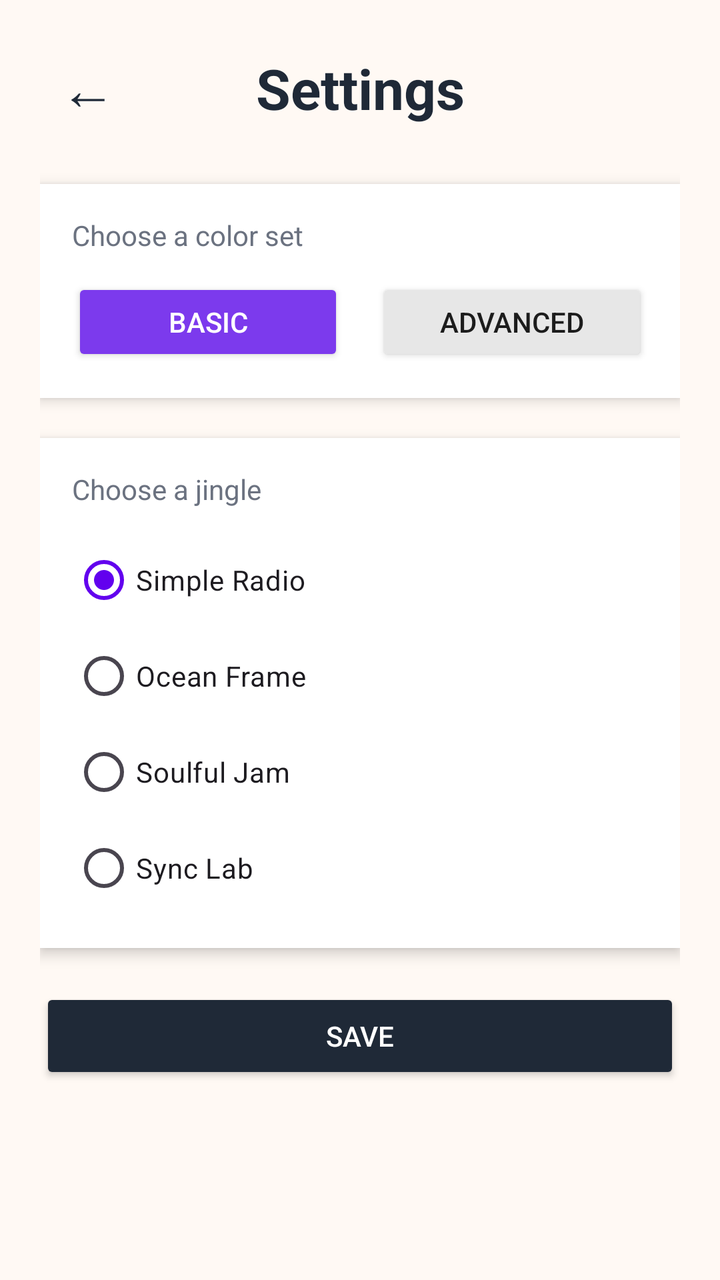
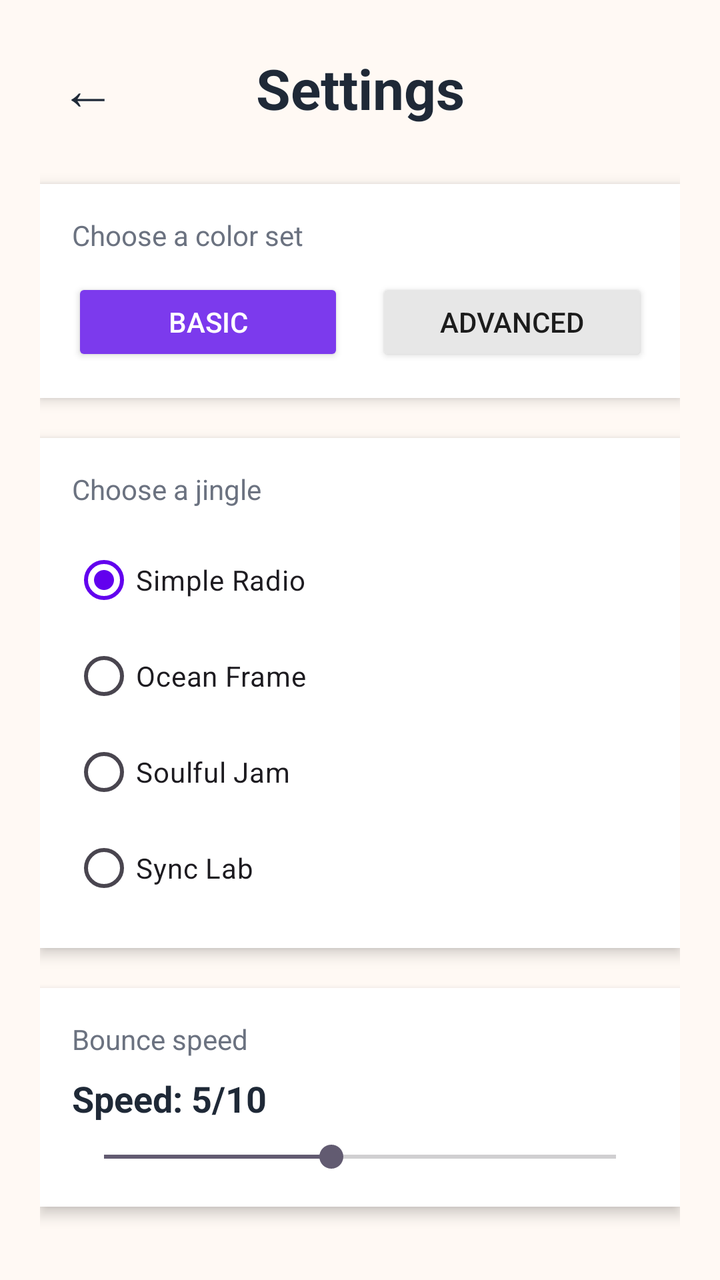

Two renders of the same Android screen: before a commit and after it. Below are the layout's source before the change and the commit's diff.
<!-- AndroidManifest.xml: application theme Theme.LearnColor -->
<!-- res/layout/activity_settings.xml -->
<?xml version="1.0" encoding="utf-8"?>
<LinearLayout xmlns:android="http://schemas.android.com/apk/res/android"
    android:layout_width="match_parent"
    android:layout_height="match_parent"
    android:background="#FFF9F4"
    android:orientation="vertical"
    android:padding="20dp">

    <LinearLayout
        android:layout_width="match_parent"
        android:layout_height="wrap_content"
        android:layout_marginBottom="24dp"
        android:gravity="center_vertical"
        android:orientation="horizontal">

        <Button
            android:id="@+id/settingsBackButton"
            android:layout_width="48dp"
            android:layout_height="48dp"
            android:background="@android:color/transparent"
            android:text="←"
            android:textColor="#1F2937"
            android:textSize="28sp" />

        <TextView
            android:layout_width="0dp"
            android:layout_height="wrap_content"
            android:layout_weight="1"
            android:gravity="center"
            android:text="Settings"
            android:textColor="#1F2937"
            android:textSize="28sp"
            android:textStyle="bold" />

        <View
            android:layout_width="48dp"
            android:layout_height="48dp" />
    </LinearLayout>

    <LinearLayout
        android:layout_width="match_parent"
        android:layout_height="wrap_content"
        android:background="#FFFFFF"
        android:elevation="4dp"
        android:orientation="vertical"
        android:padding="16dp">

        <TextView
            android:layout_width="wrap_content"
            android:layout_height="wrap_content"
            android:layout_marginBottom="12dp"
            android:text="Choose a color set"
            android:textColor="#6B7280"
            android:textSize="14sp" />

        <LinearLayout
            android:layout_width="match_parent"
            android:layout_height="wrap_content"
            android:orientation="horizontal">

            <Button
                android:id="@+id/settingsBasicButton"
                android:layout_width="0dp"
                android:layout_height="44dp"
                android:layout_marginEnd="8dp"
                android:layout_weight="1"
                android:backgroundTint="#7C3AED"
                android:text="Basic"
                android:textColor="#FFFFFF" />

            <Button
                android:id="@+id/settingsAdvancedButton"
                android:layout_width="0dp"
                android:layout_height="44dp"
                android:layout_marginStart="8dp"
                android:layout_weight="1"
                android:backgroundTint="#E7E7E7"
                android:text="Advanced"
                android:textColor="#1C1C1C" />
        </LinearLayout>
    </LinearLayout>

    <LinearLayout
        android:layout_width="match_parent"
        android:layout_height="wrap_content"
        android:layout_marginTop="20dp"
        android:background="#FFFFFF"
        android:elevation="4dp"
        android:orientation="vertical"
        android:padding="16dp">

        <TextView
            android:layout_width="wrap_content"
            android:layout_height="wrap_content"
            android:layout_marginBottom="12dp"
            android:text="Choose a jingle"
            android:textColor="#6B7280"
            android:textSize="14sp" />

        <RadioGroup
            android:id="@+id/jingleSelectionGroup"
            android:layout_width="match_parent"
            android:layout_height="wrap_content"
            android:orientation="vertical">

            <RadioButton
                android:id="@+id/jingleSimpleRadio"
                android:layout_width="match_parent"
                android:layout_height="wrap_content"
                android:checked="true"
                android:text="Simple Radio" />

            <RadioButton
                android:id="@+id/jingleOceanRadio"
                android:layout_width="match_parent"
                android:layout_height="wrap_content"
                android:text="Ocean Frame" />

            <RadioButton
                android:id="@+id/jingleSoulfulRadio"
                android:layout_width="match_parent"
                android:layout_height="wrap_content"
                android:text="Soulful Jam" />

            <RadioButton
                android:id="@+id/jingleSyncRadio"
                android:layout_width="match_parent"
                android:layout_height="wrap_content"
                android:text="Sync Lab" />
        </RadioGroup>
    </LinearLayout>

    <Button
        android:id="@+id/settingsSaveButton"
        android:layout_width="match_parent"
        android:layout_height="48dp"
        android:layout_marginTop="20dp"
        android:backgroundTint="#1F2937"
        android:text="Save"
        android:textColor="#FFFFFF" />
</LinearLayout>
<!-- resources referenced by this layout -->
<resources>
  <style name="Theme.LearnColor" parent="Theme.Material3.DayNight.NoActionBar">
          <item name="colorPrimary">@color/purple_500</item>
          <item name="colorOnPrimary">#FFFFFF</item>
          <item name="android:statusBarColor">@android:color/transparent</item>
          <item name="android:windowLightStatusBar" tools:targetApi="23">true</item>
      </style>
  <color name="purple_500">#6200EE</color>
</resources>

<!-- the commit's change to res/layout/activity_settings.xml (unified diff, before → after) -->
@@ -130,6 +130,42 @@
         </RadioGroup>
     </LinearLayout>
 
+    <LinearLayout
+        android:layout_width="match_parent"
+        android:layout_height="wrap_content"
+        android:layout_marginTop="20dp"
+        android:background="#FFFFFF"
+        android:elevation="4dp"
+        android:orientation="vertical"
+        android:padding="16dp">
+
+        <TextView
+            android:layout_width="wrap_content"
+            android:layout_height="wrap_content"
+            android:text="Bounce speed"
+            android:textColor="#6B7280"
+            android:textSize="14sp" />
+
+        <TextView
+            android:id="@+id/bounceSpeedValue"
+            android:layout_width="wrap_content"
+            android:layout_height="wrap_content"
+            android:layout_marginTop="8dp"
+            android:layout_marginBottom="8dp"
+            android:text="Speed: 5/10"
+            android:textColor="#1F2937"
+            android:textSize="18sp"
+            android:textStyle="bold" />
+
+        <SeekBar
+            android:id="@+id/bounceSpeedSlider"
+            android:layout_width="match_parent"
+            android:layout_height="wrap_content"
+            android:max="9"
+            android:min="0"
+            android:progress="4" />
+    </LinearLayout>
+
     <Button
         android:id="@+id/settingsSaveButton"
         android:layout_width="match_parent"
